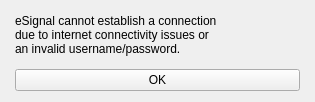
The window that seospider/ui/block_functionality_dialog.ui (andrascii/RiveSolutions_SEO_Spider) describes before a commit, drawn with Qt 5.
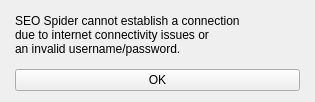
The same window after the commit.

```diff
--- a/seospider/ui/block_functionality_dialog.ui
+++ b/seospider/ui/block_functionality_dialog.ui
@@ -53,7 +53,7 @@
       </size>
      </property>
      <property name="text">
-      <string>eSignal cannot establish a connection 
+      <string>SEO Spider cannot establish a connection 
 due to internet connectivity issues or 
 an invalid username/password.</string>
      </property>
```
